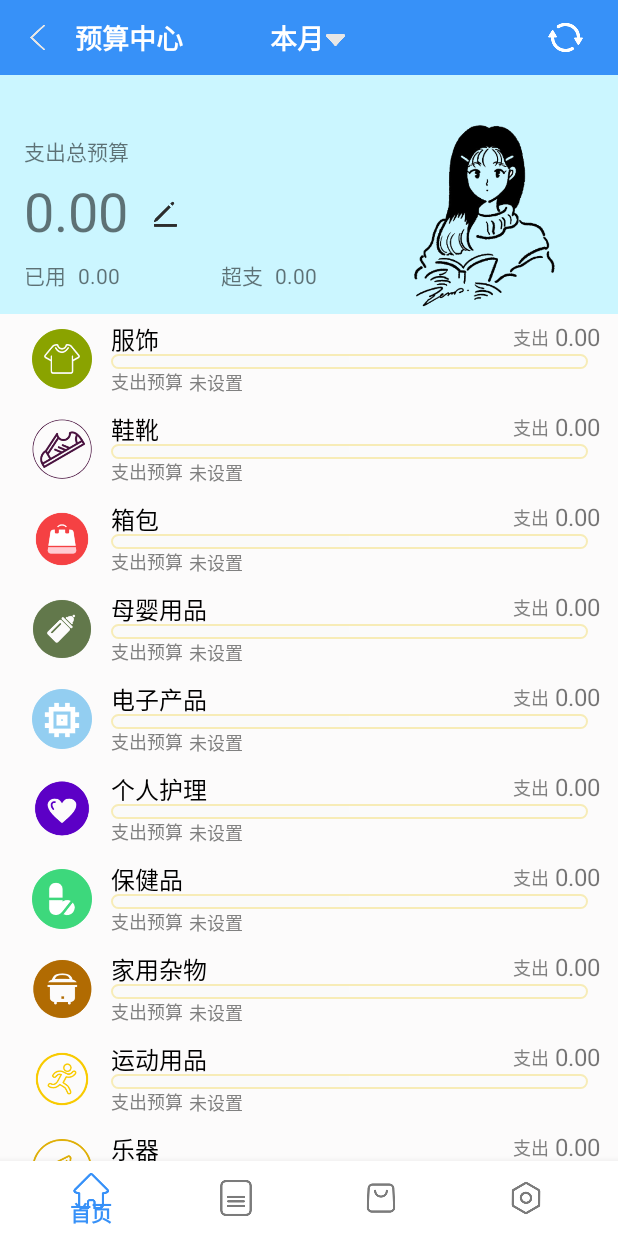
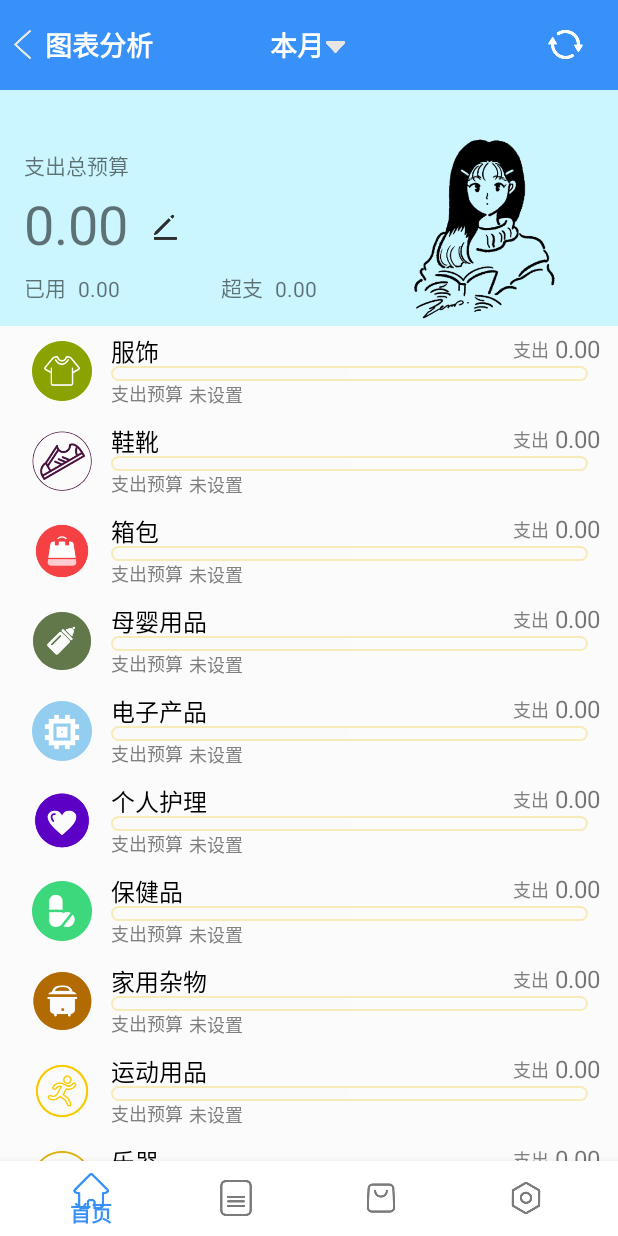
Before and after one commit to LuoSPro/ReceiptsBooks, an Android app: the fragment BudgetCenterFragment placed in its activity, on a phone screen of 412 x 824 dp. Run offline under Robolectric (Android 15) with nearby library versions, the phone set to English and light mode, and no system bars; our stand-ins replace ButterKnife, Room's generated code; libraries missing offline, so code that uses them is left out: com.github.mikephil.charting, com.zhihu.matisse, me.jessyan.autosize; pictures from the network do not load.

Commit message:
解决了预算中心时间段不匹配问题

```diff
--- a/app/build.gradle
+++ b/app/build.gradle
@@ -7,7 +7,7 @@ android {
     buildToolsVersion "29.0.3"
 
     defaultConfig {
-        applicationId "com.example.receiptdemoone"
+        applicationId "com.example.receiptbooks"
         minSdkVersion 23
         targetSdkVersion 29
         versionCode 1
@@ -72,7 +72,7 @@ dependencies {
     //图片预览框架
     implementation 'com.ycjiang:ImagePreview:2.3.5'
     implementation 'androidx.legacy:legacy-support-v4:1.0.0'
-    //图标框架
+    //图表框架
     implementation 'com.github.PhilJay:MPAndroidChart:v3.1.0'
 }
 repositories {
--- a/app/src/main/java/com/example/receiptsbooks/presenter/impl/BudgetCenterPresenterImpl.java
+++ b/app/src/main/java/com/example/receiptsbooks/presenter/impl/BudgetCenterPresenterImpl.java
@@ -30,9 +30,11 @@ public class BudgetCenterPresenterImpl implements IBudgetCenterPresenter {
     private ProductViewModel mProductViewModel;
     private LiveData<List<ReceiptAndProduct>> mSelectedExpendData;
     private double mTotalExpend = 0;
+    private int mCurrentSelectedDate;
 
     @Override
     public void getAllBudgetInfoFromDB(Fragment fragment, LifecycleOwner owner,int selectedDate) {
+        mCurrentSelectedDate = selectedDate;
         if (mCallback != null){
             mCallback.onLoading();
         }
@@ -46,7 +48,7 @@ public class BudgetCenterPresenterImpl implements IBudgetCenterPresenter {
         if (mProductViewModel == null) {
             mProductViewModel = ViewModelProviders.of(fragment).get(ProductViewModel.class);
         }
-        //TODO:如何才能很好的通知到数据库有没有数据呢
+        //如何才能很好的通知到数据库有没有数据呢
         LiveData<Integer> budgetDateSize = mBudgetDateViewModel.queryBudgetDateSize();
         budgetDateSize.observe(owner, new Observer<Integer>() {
             @Override
@@ -59,7 +61,7 @@ public class BudgetCenterPresenterImpl implements IBudgetCenterPresenter {
                     }
                 }
                 if (integer >= 5){
-                    getBudgetDateFromDB(owner, selectedDate);
+                    getBudgetDateFromDB(owner);
                 }
             }
         });
@@ -67,9 +69,9 @@ public class BudgetCenterPresenterImpl implements IBudgetCenterPresenter {
 
     }
 
-    private void getBudgetDateFromDB(LifecycleOwner owner, int selectedDate) {
+    private void getBudgetDateFromDB(LifecycleOwner owner) {
         //获得当前要选择的时间段的预算在数据库中的数据
-        LiveData<BudgetDateBean> budgetDateBeans = mBudgetDateViewModel.queryBudgetDateById(selectedDate);
+        LiveData<BudgetDateBean> budgetDateBeans = mBudgetDateViewModel.queryBudgetDateById(mCurrentSelectedDate);
         budgetDateBeans.observe(owner, new Observer<BudgetDateBean>() {
             @Override
             public void onChanged(BudgetDateBean budgetDateBean) {
@@ -77,22 +79,24 @@ public class BudgetCenterPresenterImpl implements IBudgetCenterPresenter {
             }
         });
         //获得对应时间下的预算列表
-        LiveData<List<BudgetBean>> selectedBudgetList = mBudgetViewModel.queryBudgetInfoByDateId(selectedDate);
+        LiveData<List<BudgetBean>> selectedBudgetList = mBudgetViewModel.queryBudgetInfoByDateId(mCurrentSelectedDate);
         selectedBudgetList.observe(owner, new Observer<List<BudgetBean>>() {
             @Override
             public void onChanged(List<BudgetBean> budgetBeans) {
+                //TODO:这里每次都会刷新两次，并且其中一次的budgetBeans的dateId和mCurrentSelectedDate不一样，所以这里才加了这个判断，希望后面能来搞清楚为什么会这样
+                if (budgetBeans.get(0).getDateId() == mCurrentSelectedDate){
                     //根据selectedDate去查询这个时间段的账单数据
                     //首先判断这是selectedDate是哪个时间段
-                if (selectedDate == 0){
+                    if (mCurrentSelectedDate == 1){
                         //今天
                         mSelectedExpendData = mProductViewModel.getReceiptAndProductByDate(System.currentTimeMillis(), System.currentTimeMillis());
-                }else if (selectedDate == 1){
+                    }else if (mCurrentSelectedDate == 2){
                         //本周
                         mSelectedExpendData = mProductViewModel.getReceiptAndProductByDate(DateUtils.getTimesWeekMorning().getTime(), DateUtils.getTimesWeekNight().getTime());
-                }else if (selectedDate == 2){
+                    }else if (mCurrentSelectedDate == 3){
                         //本月
                         mSelectedExpendData = mProductViewModel.getReceiptAndProductByDate(DateUtils.getTimesMonthMorning().getTime(), DateUtils.getTimesMonthnight().getTime());
-                }else if (selectedDate == 3){
+                    }else if (mCurrentSelectedDate == 4){
                         //本季
                         mSelectedExpendData = mProductViewModel.getReceiptAndProductByDate(DateUtils.getCurrentQuarterStartTime().getTime(),DateUtils.getCurrentQuarterEndTime().getTime());
                     }else {
@@ -108,6 +112,8 @@ public class BudgetCenterPresenterImpl implements IBudgetCenterPresenter {
                             mCallback.onTotalExpendLoaded(mTotalExpend);
                         }
                     });
+                }
+
             }
         });
     }
--- a/app/src/main/java/com/example/receiptsbooks/ui/fragment/BudgetCenterFragment.java
+++ b/app/src/main/java/com/example/receiptsbooks/ui/fragment/BudgetCenterFragment.java
@@ -55,13 +55,13 @@ public class BudgetCenterFragment extends BaseFragment implements BudgetContentA
     @BindView(R.id.budget_center_tv_exceed_money)
     public TextView mExcExpend;
 
-    @BindView(R.id.budget_center_btn_refresh)
+    @BindView(R.id.setting_tool_bar_btn_refresh)
     public ImageView mRefreshBudgetBtn;
 
-    @BindView(R.id.budget_center_ll_date_select)
+    @BindView(R.id.setting_tool_bar_ll_date_select)
     public LinearLayout mDateSelectBtn;
 
-    @BindView(R.id.budget_center_tv_date)
+    @BindView(R.id.setting_tool_bar_tv_date)
     public TextView mDateTv;
 
     @BindView(R.id.budget_center_tool_bar)
@@ -70,7 +70,7 @@ public class BudgetCenterFragment extends BaseFragment implements BudgetContentA
     @BindView(R.id.budget_center_gray_layout)
     public View mGrayLayout;
 
-    @BindView(R.id.budget_center_back)
+    @BindView(R.id.setting_tool_bar_back)
     public ImageView mBackIv;
 
     private BudgetContentAdapter mBudgetAdapter;
@@ -100,7 +100,8 @@ public class BudgetCenterFragment extends BaseFragment implements BudgetContentA
 
     @Override
     protected void initView(View rootView) {
-        setUpState(State.SUCCESS);
+        //刷新按钮可见
+        mRefreshBudgetBtn.setVisibility(View.VISIBLE);
         mBudgetList.setLayoutManager(new LinearLayoutManager(getContext()));
         //创建适配器
         mBudgetAdapter = new BudgetContentAdapter();
@@ -354,6 +355,10 @@ public class BudgetCenterFragment extends BaseFragment implements BudgetContentA
                 mPopupWindow.dismiss();
             }
         }, AnimationUtil.ANIMATION_OUT_TIME);
+        //如果选择的是上次已经选择了的时间段，就没必要更新
+        if (mCurrentSelectedDate == position+1){
+            return;
+        }
         //选择了时间段，更新数据
         //ToastUtil.showToast("position" + position);
         //更新时间段
--- a/app/src/main/res/layout/base_budget_center_fragment.xml
+++ b/app/src/main/res/layout/base_budget_center_fragment.xml
@@ -15,74 +15,13 @@
         app:layout_constraintRight_toRightOf="parent"
         app:layout_constraintTop_toTopOf="parent" />
 
-    <RelativeLayout
+    <include
         android:id="@+id/budget_center_tool_bar"
-        android:layout_width="match_parent"
-        android:layout_height="0dp"
-        android:background="@color/colorPrimaryDark"
+        layout="@layout/include_setting_tool_bar"
         app:layout_constraintBottom_toTopOf="@+id/guideline8"
         app:layout_constraintEnd_toEndOf="parent"
-        app:layout_constraintHorizontal_bias="0.0"
         app:layout_constraintStart_toStartOf="parent"
-        app:layout_constraintTop_toTopOf="parent">
-
-        <ImageView
-            android:id="@+id/budget_center_back"
-            android:layout_width="50dp"
-            android:layout_height="50dp"
-            android:layout_centerVertical="true"
-            android:paddingStart="4dp"
-            android:paddingTop="15dp"
-            android:paddingBottom="15dp"
-            android:paddingEnd="4dp"
-            android:src="@mipmap/back" />
-
-        <TextView
-            android:layout_width="wrap_content"
-            android:layout_height="wrap_content"
-            android:layout_centerVertical="true"
-            android:layout_toEndOf="@+id/budget_center_back"
-            android:text="预算中心"
-            android:textColor="@color/colorWhite"
-            android:textSize="18sp"
-            android:textStyle="bold" />
-
-        <LinearLayout
-            android:id="@+id/budget_center_ll_date_select"
-            android:layout_width="wrap_content"
-            android:layout_height="wrap_content"
-            android:layout_centerInParent="true"
-            android:gravity="center"
-            android:orientation="horizontal">
-
-            <TextView
-                android:id="@+id/budget_center_tv_date"
-                android:layout_width="wrap_content"
-                android:layout_height="wrap_content"
-                android:text="本月"
-                android:textColor="@color/colorWhite"
-                android:textSize="18sp"
-                android:textStyle="bold" />
-
-            <ImageView
-                android:layout_width="15dp"
-                android:layout_height="15dp"
-                android:layout_marginTop="2dp"
-                android:src="@mipmap/budget_time_spread" />
-
-        </LinearLayout>
-
-        <ImageView
-            android:id="@+id/budget_center_btn_refresh"
-            android:layout_width="50dp"
-            android:layout_height="50dp"
-            android:padding="12dp"
-            android:layout_alignParentEnd="true"
-            android:layout_centerVertical="true"
-            android:layout_marginEnd="10dp"
-            android:src="@mipmap/refresh_icon"/>
-
-    </RelativeLayout>
+        app:layout_constraintTop_toTopOf="parent" />
 
     <FrameLayout
         android:id="@+id/base_container"
--- /dev/null
+++ b/app/src/main/res/layout/include_setting_tool_bar.xml
@@ -0,0 +1,63 @@
+<?xml version="1.0" encoding="utf-8"?>
+<RelativeLayout
+    xmlns:android="http://schemas.android.com/apk/res/android"
+    android:layout_width="match_parent"
+    android:layout_height="60dp"
+    android:background="@color/colorPrimaryDark">
+
+        <ImageView
+            android:id="@+id/setting_tool_bar_back"
+            android:layout_width="30dp"
+            android:layout_height="30dp"
+            android:layout_centerVertical="true"
+            android:padding="4dp"
+            android:src="@mipmap/back" />
+
+        <TextView
+            android:id="@+id/setting_tool_bar_tv_title"
+            android:layout_width="wrap_content"
+            android:layout_height="wrap_content"
+            android:layout_centerVertical="true"
+            android:layout_toEndOf="@+id/setting_tool_bar_back"
+            android:text="图表分析"
+            android:textColor="@color/colorWhite"
+            android:textSize="18sp"
+            android:textStyle="bold" />
+
+        <LinearLayout
+            android:id="@+id/setting_tool_bar_ll_date_select"
+            android:layout_width="wrap_content"
+            android:layout_height="wrap_content"
+            android:layout_centerInParent="true"
+            android:gravity="center"
+            android:orientation="horizontal">
+
+            <TextView
+                android:id="@+id/setting_tool_bar_tv_date"
+                android:layout_width="wrap_content"
+                android:layout_height="wrap_content"
+                android:text="本月"
+                android:textColor="@color/colorWhite"
+                android:textSize="18sp"
+                android:textStyle="bold" />
+
+            <ImageView
+                android:layout_width="15dp"
+                android:layout_height="15dp"
+                android:layout_marginTop="2dp"
+                android:src="@mipmap/budget_time_spread" />
+
+        </LinearLayout>
+
+    <ImageView
+        android:visibility="gone"
+        android:id="@+id/setting_tool_bar_btn_refresh"
+        android:layout_width="50dp"
+        android:layout_height="50dp"
+        android:padding="12dp"
+        android:layout_alignParentEnd="true"
+        android:layout_centerVertical="true"
+        android:layout_marginEnd="10dp"
+        android:src="@mipmap/refresh_icon"/>
+
+</RelativeLayout>
--- a/app/src/main/res/values/strings.xml
+++ b/app/src/main/res/values/strings.xml
@@ -1,5 +1,5 @@
 <resources>
-    <string name="app_name">小票助手</string>
+    <string name="app_name">小票记账</string>
     <string name="permission_request_denied">Permission request denied</string>
     <string name="text_navigation_home">首页</string>
     <string name="text_navigation_store">领卷</string>
```
Also changed, not shown: app/src/main/java/com/example/receiptsbooks/presenter/IChartAnalysisPresenter.java (added, +16 -0 lines), app/src/main/java/com/example/receiptsbooks/presenter/impl/ChartAnalysisPresenterImpl.java (added, +68 -0 lines), app/src/main/java/com/example/receiptsbooks/presenter/impl/HistoriesPresenterImpl.java (+7 -1 lines), app/src/main/java/com/example/receiptsbooks/view/IChartAnalysisCallback.java (added, +9 -0 lines), app/src/main/res/layout/fragment_chart_analysis.xml (+13 -35 lines). Lines whose indentation alone changed are shown as unchanged.
